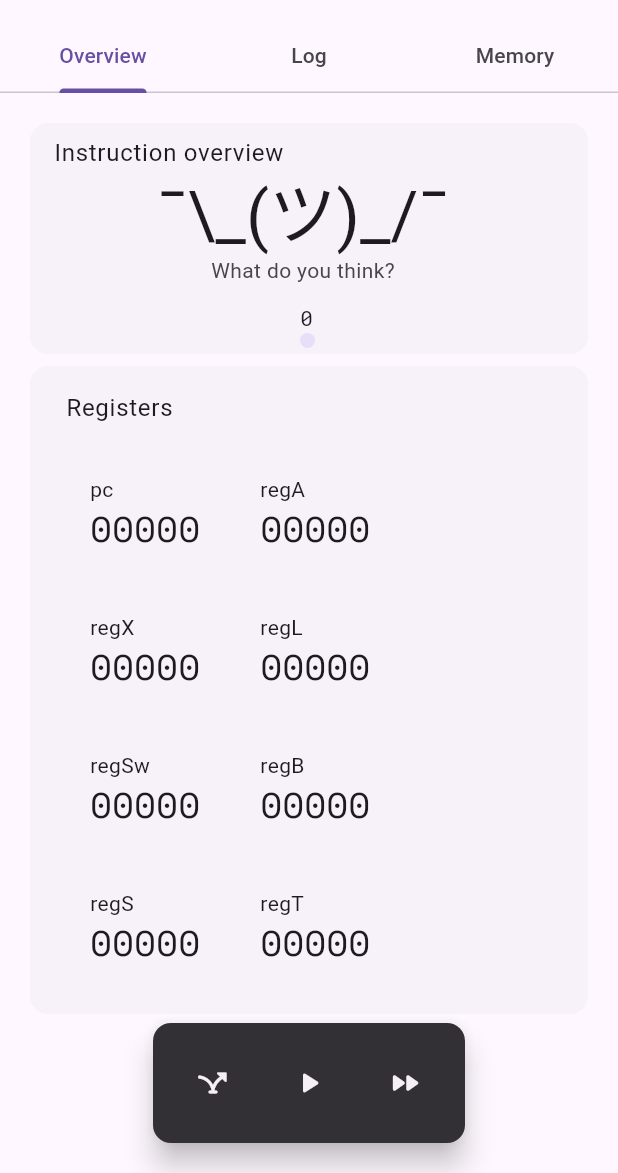
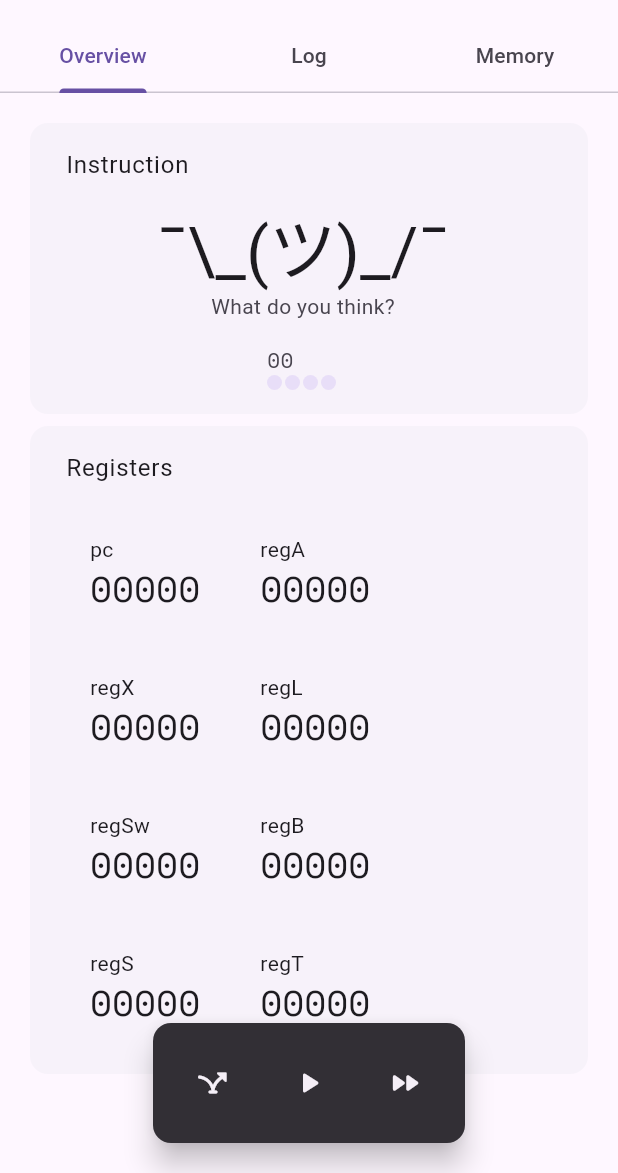
Before and after one commit to ljcucc/sicxe-ide, a Flutter app: the screen it shows after launch, on a phone screen of 412 x 824 dp, the part 63-1236 px from its top. Run offline on Flutter 3.47's test engine with Material 3 defaults, Android fonts, the phone set to English and light mode, and no system bars; drawn by our look-alikes of dynamic_color; our stand-ins replace google_fonts; missing offline and left inert: dart:ffi.

Commit message:
redesign binary_bar & instruction_inspector

```diff
--- a/lib/binary_bar.dart
+++ b/lib/binary_bar.dart
@@ -1,45 +1,68 @@
+import 'dart:typed_data';
+
 import 'package:flutter/material.dart';
 import 'package:google_fonts/google_fonts.dart';
 
 class BinaryBarView extends StatelessWidget {
-  final String binary;
+  final Uint8List values;
+  final bool? showNumbers;
+  final Color? activedColor;
+  final Color? disabledColor;
 
-  const BinaryBarView({super.key, required this.binary});
+  const BinaryBarView({
+    super.key,
+    required this.values,
+    this.showNumbers,
+    this.activedColor,
+    this.disabledColor,
+  });
 
-  @override
-  Widget build(BuildContext context) {
-    return Padding(
-      padding: const EdgeInsets.all(4.0),
-      child: Column(
+  _binaryBall(context, int bit) {
+    return Container(
+      width: 10,
+      height: 10,
+      decoration: BoxDecoration(
+        borderRadius: BorderRadius.circular(32),
+        color: bit == 0
+            ? disabledColor ?? Theme.of(context).colorScheme.secondaryContainer
+            : activedColor ?? Theme.of(context).colorScheme.secondary,
+      ),
+    );
+  }
+
+  _byteWidget(context, int value) {
+    value = 0x0F & value;
+    return Column(
       crossAxisAlignment: CrossAxisAlignment.start,
+      mainAxisSize: MainAxisSize.min,
       children: [
+        if (showNumbers ?? false)
           Text(
-            int.tryParse(binary, radix: 2)
-                    ?.toRadixString(16)
-                    .padLeft((binary.length / 4).round(), "0") ??
-                "0",
-            style: GoogleFonts.robotoMono(),
+            value.toRadixString(16).padLeft(2, '0'),
+            style: GoogleFonts.spaceMono(),
           ),
         Row(
           mainAxisSize: MainAxisSize.min,
           children: [
-              for (int i = 0; i < binary.length; i++) ...[
-                Container(
-                  width: 10,
-                  height: 10,
-                  decoration: BoxDecoration(
-                    borderRadius: BorderRadius.circular(32),
-                    color: binary[i] == '0'
-                        ? Theme.of(context).colorScheme.secondaryContainer
-                        : Theme.of(context).colorScheme.secondary,
-                  ),
-                ),
-                SizedBox(width: i % 4 == 3 ? 8 : 2),
-              ]
+            for (int i = 0; i < 4; i++) ...[
+              _binaryBall(context, 0x01 << i & value),
+              const SizedBox(width: 2),
+            ],
           ],
         ),
       ],
-      ),
+    );
+  }
+
+  @override
+  Widget build(BuildContext context) {
+    return Wrap(
+      direction: Axis.horizontal,
+      runSpacing: 8,
+      spacing: 8,
+      children: [
+        for (int item in values) _byteWidget(context, item),
+      ],
     );
   }
 }
--- a/lib/inspectors/instruction_inspector.dart
+++ b/lib/inspectors/instruction_inspector.dart
@@ -1,5 +1,8 @@
+import 'dart:typed_data';
+
 import 'package:flutter/material.dart';
 import 'package:sicxe/binary_bar.dart';
+import 'package:sicxe/overview_card.dart';
 import 'package:sicxe/vm/vm.dart';
 
 class InstructionInspector extends StatelessWidget {
@@ -10,48 +13,22 @@ class InstructionInspector extends StatelessWidget {
   @override
   Widget build(BuildContext context) {
     print(vm.curInstruction);
-    return Card(
-      shadowColor: Colors.transparent,
+
+    return OverviewCard(
+      title: Text("Instruction"),
       child: Column(
+        // crossAxisAlignment: CrossAxisAlignment.start,
         children: [
-          Expanded(
-            flex: 3,
-            child: Center(
-              child: ListTile(
-                title: const Text("Instruction overview"),
-                subtitle: Center(
-                  child: Column(
-                    mainAxisAlignment: MainAxisAlignment.center,
-                    children: [
-                      Text(
-                        vm.curInstruction?.opcode.name ?? "¯\\_(ツ)_/¯",
-                        style: Theme.of(context).textTheme.displayMedium,
-                        textAlign: TextAlign.center,
-                      ),
-                      Text(vm.curInstruction?.format.name ??
-                          "What do you think?"),
-                    ],
-                  ),
-                ),
-              ),
-            ),
+          Text(
+            vm.curInstruction?.opcode.name ?? "¯\\_(ツ)_/¯",
+            style: Theme.of(context).textTheme.displayMedium,
+            textAlign: TextAlign.center,
           ),
-          Expanded(
-            flex: 1,
-            child: Column(
-              crossAxisAlignment: CrossAxisAlignment.center,
-              mainAxisAlignment: MainAxisAlignment.center,
-              children: [
-                BinaryBarView(
-                  binary: vm.curInstruction?.bytes
-                          .toList()
-                          .map((e) => e.toRadixString(2).padLeft(8, '0'))
-                          .join()
-                          .padLeft(vm.curInstruction?.bytes.length ?? 0, '0') ??
-                      "0",
-                ),
-              ],
-            ),
+          Text(vm.curInstruction?.format.name ?? "What do you think?"),
+          SizedBox(height: 16),
+          BinaryBarView(
+            values: (vm.curInstruction?.bytes ?? Uint8List(1)),
+            showNumbers: true,
           ),
         ],
       ),
```
Lines whose indentation alone changed are shown as unchanged.
